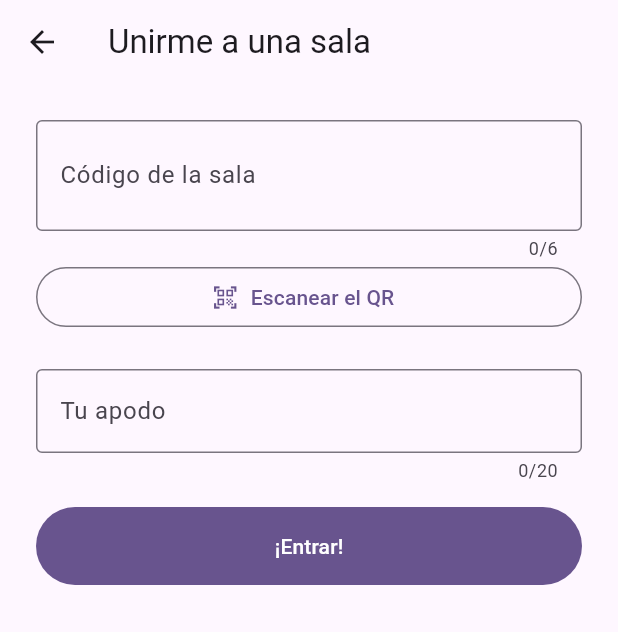
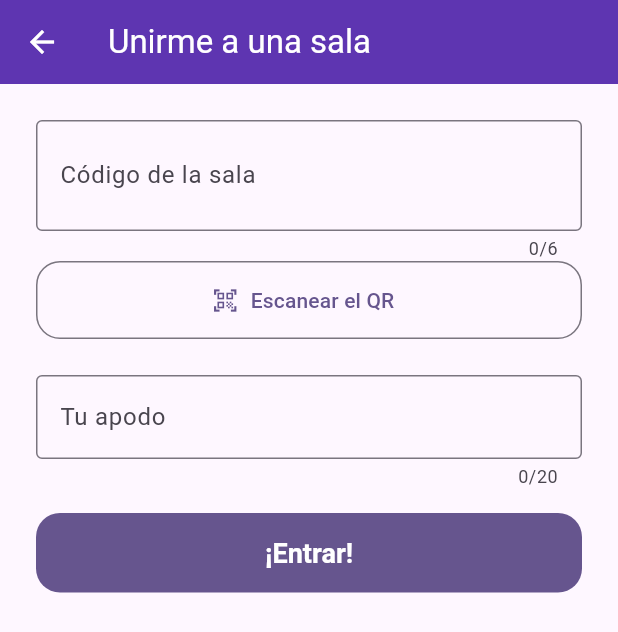
Before and after one commit to diegofcfor-cell/TIM_M, a Flutter app: the screen it shows after launch, after a tap on "Unirme a una sala", on a phone screen of 412 x 824 dp. Shown: the top 632 px of the screen. Run offline on Flutter 3.47's test engine with Material 3 defaults, Android fonts, the phone set to English and light mode, and no system bars; our stand-ins replace audioplayers, qr_flutter, shared_preferences, wakelock_plus; missing offline and left inert: laravel_reverb, mobile_scanner.

Commit message:
Fase 7: pulir la app para celular y tablet
- Ícono propio y pantalla de arranque violeta (también en Android 12+).
- Tema visual en tema_app.dart: violeta, botones grandes y redondeados.
- Efectos: vibración al tocar, acertar, errar y en los últimos 5 s;
  sonidos cortos (tic, correcto, incorrecto, fin) con botón de silencio;
  la pantalla no se apaga mientras estás en una sala.
- Juego en dos columnas con el celular acostado; el resultado se puede
  deslizar si no entra; la sala de espera también se adapta.
- Tests: efectos en el orden correcto, silencio y todas las pantallas en
  celular chico, celular, celular acostado, tablet y tablet parada (22 en total).

Co-Authored-By: Claude Opus 5.5 (1M context) <noreply@anthropic.com>
Claude-Session: https://claude.ai/code/session_01WYcogFk6zHpgx4XLXxARs3

```diff
--- a/app/lib/main.dart
+++ b/app/lib/main.dart
@@ -4,17 +4,21 @@ import 'package:provider/provider.dart';
 import 'screens/inicio_screen.dart';
 import 'services/almacenamiento.dart';
 import 'services/api_service.dart';
+import 'services/efectos.dart';
 import 'services/realtime_service.dart';
 import 'state/prueba_conexion.dart';
 import 'state/sala_actual.dart';
 import 'state/sesion.dart';
 import 'state/temas.dart';
+import 'tema_app.dart';
 
 void main() {
+  WidgetsFlutterBinding.ensureInitialized();
   final api = ApiService();
   final almacenamiento = Almacenamiento();
   // Una sola conexión con Reverb para toda la app.
   final realtime = RealtimeService();
+  final efectos = EfectosReales()..cargar();
 
   runApp(
     MultiProvider(
@@ -30,6 +34,7 @@ void main() {
             api: api,
             almacenamiento: almacenamiento,
             realtime: realtime,
+            efectos: efectos,
           ),
         ),
         ChangeNotifierProvider(
@@ -49,9 +54,7 @@ class TriviaLiveApp extends StatelessWidget {
   Widget build(BuildContext context) {
     return MaterialApp(
       title: 'TriviaLive',
-      theme: ThemeData(
-        colorScheme: ColorScheme.fromSeed(seedColor: Colors.deepPurple),
-      ),
+      theme: temaApp(),
       home: const InicioScreen(),
     );
   }
--- a/app/lib/screens/inicio_screen.dart
+++ b/app/lib/screens/inicio_screen.dart
@@ -34,16 +34,27 @@ class InicioScreen extends StatelessWidget {
             ),
         ],
       ),
+      // Se puede deslizar por si el celular está acostado.
       body: Center(
+        child: SingleChildScrollView(
           child: ConstrainedBox(
             constraints: const BoxConstraints(maxWidth: 480),
             child: Padding(
               padding: const EdgeInsets.all(24),
               child: Column(
-              mainAxisAlignment: MainAxisAlignment.center,
+                mainAxisSize: MainAxisSize.min,
                 crossAxisAlignment: CrossAxisAlignment.stretch,
                 children: [
-                const Icon(Icons.quiz, size: 96),
+                  Center(
+                    child: ClipRRect(
+                      borderRadius: BorderRadius.circular(28),
+                      child: Image.asset(
+                        'assets/imagenes/icono.png',
+                        width: 128,
+                        height: 128,
+                      ),
+                    ),
+                  ),
                   const SizedBox(height: 16),
                   Text(
                     '¡Preguntas en vivo!',
@@ -82,6 +93,7 @@ class InicioScreen extends StatelessWidget {
             ),
           ),
         ),
+      ),
     );
   }
 }
--- a/app/lib/screens/sala_espera_screen.dart
+++ b/app/lib/screens/sala_espera_screen.dart
@@ -38,7 +38,7 @@ class SalaEsperaScreen extends StatelessWidget {
               crossAxisAlignment: CrossAxisAlignment.start,
               children: [
                 Expanded(child: SingleChildScrollView(child: datosSala)),
-                Expanded(child: lista),
+                Expanded(child: SingleChildScrollView(child: lista)),
               ],
             )
           : ListView(children: [datosSala, lista]),
--- /dev/null
+++ b/app/lib/tema_app.dart
@@ -0,0 +1,41 @@
+import 'package:flutter/material.dart';
+
+/// El violeta de TriviaLive: el mismo del ícono y de la pantalla de arranque.
+const violetaTrivia = Color(0xFF5E35B1);
+
+/// Colores, tipografía y formas de toda la app, definidos en un solo lugar.
+ThemeData temaApp() {
+  final colores = ColorScheme.fromSeed(seedColor: violetaTrivia);
+  const redondeado = RoundedRectangleBorder(
+    borderRadius: BorderRadius.all(Radius.circular(16)),
+  );
+  const tamanoMinimo = Size(64, 52);
+
+  return ThemeData(
+    colorScheme: colores,
+    appBarTheme: const AppBarTheme(
+      backgroundColor: violetaTrivia,
+      foregroundColor: Colors.white,
+    ),
+    // Botones grandes y redondeados: fáciles de tocar con el dedo.
+    filledButtonTheme: FilledButtonThemeData(
+      style: FilledButton.styleFrom(
+        minimumSize: tamanoMinimo,
+        shape: redondeado,
+        textStyle: const TextStyle(fontSize: 18, fontWeight: FontWeight.bold),
+      ),
+    ),
+    outlinedButtonTheme: OutlinedButtonThemeData(
+      style: OutlinedButton.styleFrom(
+        minimumSize: tamanoMinimo,
+        shape: redondeado,
+      ),
+    ),
+    inputDecorationTheme: const InputDecorationTheme(
+      border: OutlineInputBorder(
+        borderRadius: BorderRadius.all(Radius.circular(12)),
+      ),
+    ),
+    cardTheme: const CardThemeData(shape: redondeado),
+  );
+}
```
Also changed, not shown: app/lib/screens/juego_screen.dart (+66 -11 lines), app/lib/services/efectos.dart (added, +91 -0 lines), app/lib/state/sala_actual.dart (+19 -1 lines), app/pubspec.yaml (+6 -4 lines), app/assets/imagenes/icono.png (added), app/pubspec.lock, 18 other files. Lines whose indentation alone changed are shown as unchanged.
